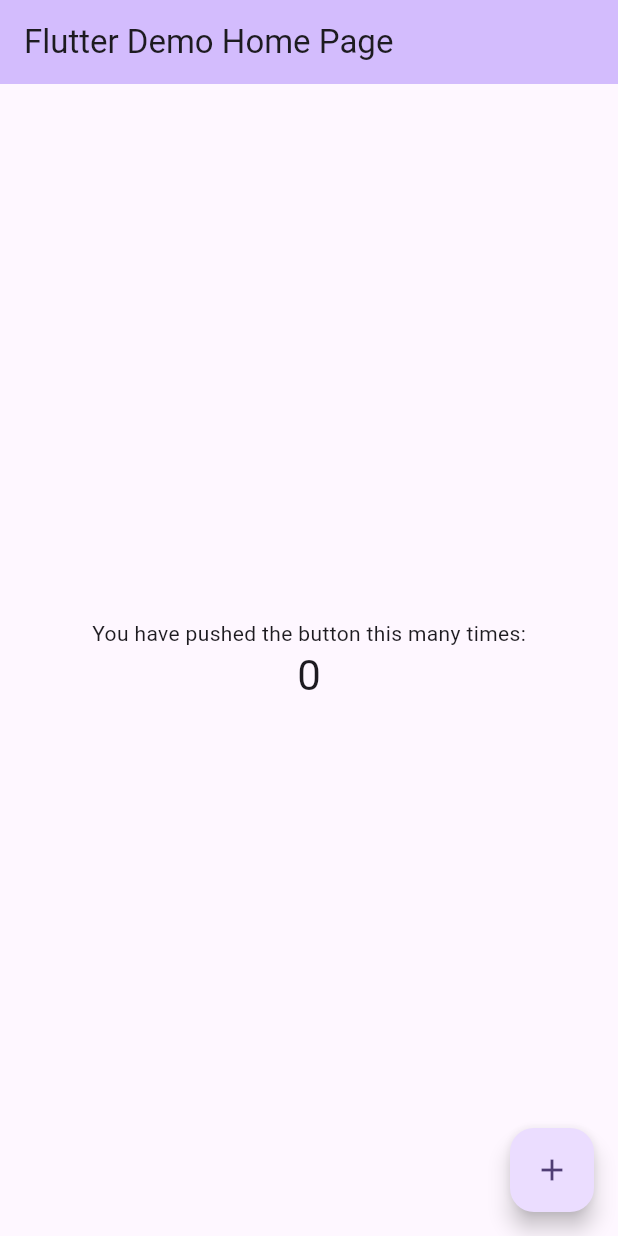
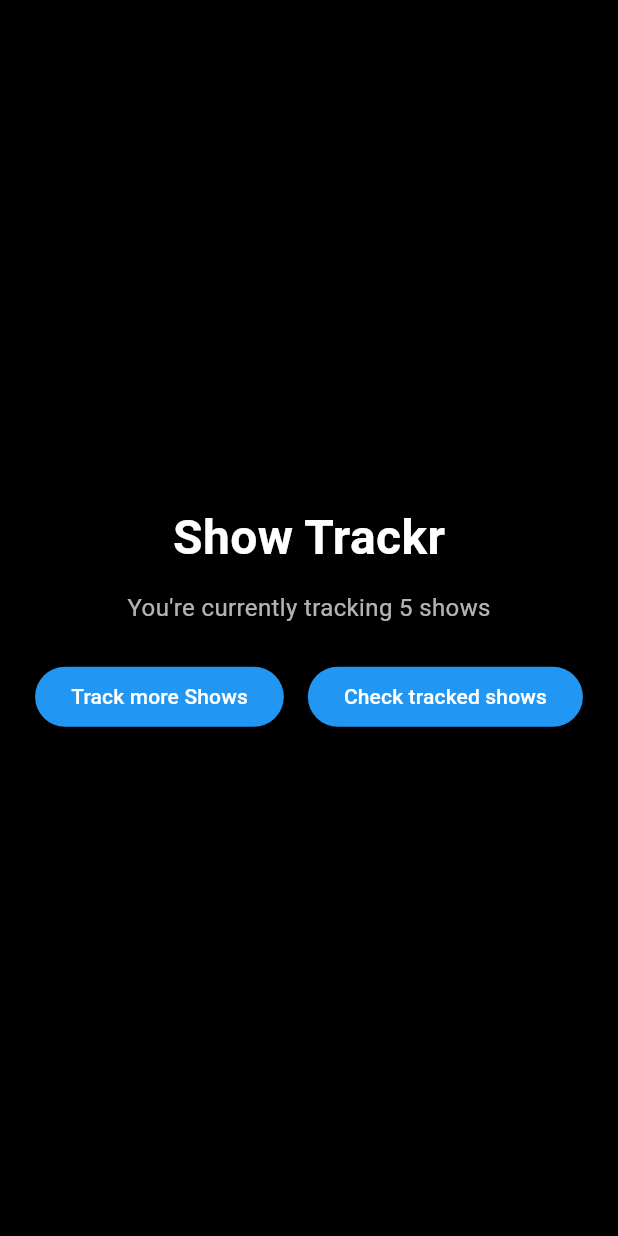
Before and after one commit to jfilipegm/showtrackr, a Flutter app: the screen it shows after launch, on a phone screen of 412 x 824 dp. Run offline on Flutter 3.47's test engine with Material 3 defaults, Android fonts, the phone set to English and light mode, and no system bars.

Commit message:
feat: actual initial commit

```diff
--- /dev/null
+++ b/lib/app/constants/sizes.dart
@@ -0,0 +1,11 @@
+class Sizes {
+  static const double xxxs = 2;
+  static const double xxs = 4;
+  static const double xs = 8;
+  static const double s = 16;
+  static const double m = 24;
+  static const double l = 32;
+  static const double xl = 48;
+  static const double xxl = 64;
+  static const double xxxl = 96;
+}
--- /dev/null
+++ b/lib/app/mainscreen.dart
@@ -0,0 +1,77 @@
+import 'package:flutter/material.dart';
+import '../assets/components/mainButton.dart';
+import 'constants/sizes.dart';
+
+class MainScreen extends StatefulWidget {
+  const MainScreen({super.key});
+
+  @override
+  State<MainScreen> createState() => _MainScreenState();
+}
+
+class _MainScreenState extends State<MainScreen> {
+  @override
+  Widget build(BuildContext context) {
+    // TO DO #4
+    // Handle tracked shows count
+    final int trackedShows = 5;
+    const double appTitleSizedBox = Sizes.xxs + Sizes.xs;
+
+    return Scaffold(
+      backgroundColor: Colors.black,
+      body: Center(
+        child: Column(
+          mainAxisSize: MainAxisSize.min,
+          children: [
+            const Text(
+              'Show Trackr',
+              style: TextStyle(
+                color: Colors.white,
+                fontSize: Sizes.l,
+                fontWeight: FontWeight.bold,
+              ),
+            ),
+            const SizedBox(height: appTitleSizedBox),
+            Text(
+              trackedShows == 0
+                  ? 'No shows are being tracked'
+                  : "You're currently tracking $trackedShows show${trackedShows == 1 ? '' : 's'}",
+              style: const TextStyle(color: Colors.white70, fontSize: Sizes.s),
+            ),
+            const SizedBox(height: Sizes.m),
+
+            if (trackedShows == 0)
+              Mainbutton(
+                onPressed: () {
+                  // TO DO #1
+                  // Handle "Track Shows"
+                },
+                label: 'Track Shows',
+              )
+            else
+              Row(
+                mainAxisAlignment: MainAxisAlignment.center,
+                children: [
+                  Mainbutton(
+                    onPressed: () {
+                      // TO DO #3
+                      // Handle "Track more Shows"
+                    },
+                    label: 'Track more Shows',
+                  ),
+                  const SizedBox(width: Sizes.s),
+                  Mainbutton(
+                    onPressed: () {
+                      // TO DO #2
+                      // Handle "Check tracked shows"
+                    },
+                    label: 'Check tracked shows',
+                  ),
+                ],
+              ),
+          ],
+        ),
+      ),
+    );
+  }
+}
--- /dev/null
+++ b/lib/assets/components/mainButton.dart
@@ -0,0 +1,17 @@
+import 'package:flutter/material.dart';
+
+class Mainbutton extends StatelessWidget {
+  final VoidCallback onPressed;
+  final String label;
+
+  const Mainbutton({super.key, required this.onPressed, required this.label});
+
+  @override
+  Widget build(BuildContext context) {
+    return ElevatedButton(
+      style: ElevatedButton.styleFrom(backgroundColor: Colors.blue),
+      onPressed: onPressed,
+      child: Text(label, style: const TextStyle(color: Colors.white)),
+    );
+  }
+}
--- a/lib/main.dart
+++ b/lib/main.dart
@@ -1,122 +1,20 @@
 import 'package:flutter/material.dart';
+import 'package:showtrackr/app/mainscreen.dart';
 
 void main() {
-  runApp(const MyApp());
+  runApp(MyApp());
 }
 
-class MyApp extends StatelessWidget {
+class MyApp extends StatefulWidget {
   const MyApp({super.key});
 
-  // This widget is the root of your application.
+  @override
+  State<MyApp> createState() => _MyAppState();
+}
+
+class _MyAppState extends State<MyApp> {
   @override
   Widget build(BuildContext context) {
-    return MaterialApp(
-      title: 'Flutter Demo',
-      theme: ThemeData(
-        // This is the theme of your application.
-        //
-        // TRY THIS: Try running your application with "flutter run". You'll see
-        // the application has a purple toolbar. Then, without quitting the app,
-        // try changing the seedColor in the colorScheme below to Colors.green
-        // and then invoke "hot reload" (save your changes or press the "hot
-        // reload" button in a Flutter-supported IDE, or press "r" if you used
-        // the command line to start the app).
-        //
-        // Notice that the counter didn't reset back to zero; the application
-        // state is not lost during the reload. To reset the state, use hot
-        // restart instead.
-        //
-        // This works for code too, not just values: Most code changes can be
-        // tested with just a hot reload.
-        colorScheme: ColorScheme.fromSeed(seedColor: Colors.deepPurple),
-      ),
-      home: const MyHomePage(title: 'Flutter Demo Home Page'),
-    );
+    return MaterialApp(home: MainScreen());
   }
 }
-
-class MyHomePage extends StatefulWidget {
-  const MyHomePage({super.key, required this.title});
-
-  // This widget is the home page of your application. It is stateful, meaning
-  // that it has a State object (defined below) that contains fields that affect
-  // how it looks.
-
-  // This class is the configuration for the state. It holds the values (in this
-  // case the title) provided by the parent (in this case the App widget) and
-  // used by the build method of the State. Fields in a Widget subclass are
-  // always marked "final".
-
-  final String title;
-
-  @override
-  State<MyHomePage> createState() => _MyHomePageState();
-}
-
-class _MyHomePageState extends State<MyHomePage> {
-  int _counter = 0;
-
-  void _incrementCounter() {
-    setState(() {
-      // This call to setState tells the Flutter framework that something has
-      // changed in this State, which causes it to rerun the build method below
-      // so that the display can reflect the updated values. If we changed
-      // _counter without calling setState(), then the build method would not be
-      // called again, and so nothing would appear to happen.
-      _counter++;
-    });
-  }
-
-  @override
-  Widget build(BuildContext context) {
-    // This method is rerun every time setState is called, for instance as done
-    // by the _incrementCounter method above.
-    //
-    // The Flutter framework has been optimized to make rerunning build methods
-    // fast, so that you can just rebuild anything that needs updating rather
-    // than having to individually change instances of widgets.
-    return Scaffold(
-      appBar: AppBar(
-        // TRY THIS: Try changing the color here to a specific color (to
-        // Colors.amber, perhaps?) and trigger a hot reload to see the AppBar
-        // change color while the other colors stay the same.
-        backgroundColor: Theme.of(context).colorScheme.inversePrimary,
-        // Here we take the value from the MyHomePage object that was created by
-        // the App.build method, and use it to set our appbar title.
-        title: Text(widget.title),
-      ),
-      body: Center(
-        // Center is a layout widget. It takes a single child and positions it
-        // in the middle of the parent.
-        child: Column(
-          // Column is also a layout widget. It takes a list of children and
-          // arranges them vertically. By default, it sizes itself to fit its
-          // children horizontally, and tries to be as tall as its parent.
-          //
-          // Column has various properties to control how it sizes itself and
-          // how it positions its children. Here we use mainAxisAlignment to
-          // center the children vertically; the main axis here is the vertical
-          // axis because Columns are vertical (the cross axis would be
-          // horizontal).
-          //
-          // TRY THIS: Invoke "debug painting" (choose the "Toggle Debug Paint"
-          // action in the IDE, or press "p" in the console), to see the
-          // wireframe for each widget.
-          mainAxisAlignment: MainAxisAlignment.center,
-          children: <Widget>[
-            const Text('You have pushed the button this many times:'),
-            Text(
-              '$_counter',
-              style: Theme.of(context).textTheme.headlineMedium,
-            ),
-          ],
-        ),
-      ),
-      floatingActionButton: FloatingActionButton(
-        onPressed: _incrementCounter,
-        tooltip: 'Increment',
-        child: const Icon(Icons.add),
-      ), // This trailing comma makes auto-formatting nicer for build methods.
-    );
-  }
-}
```
